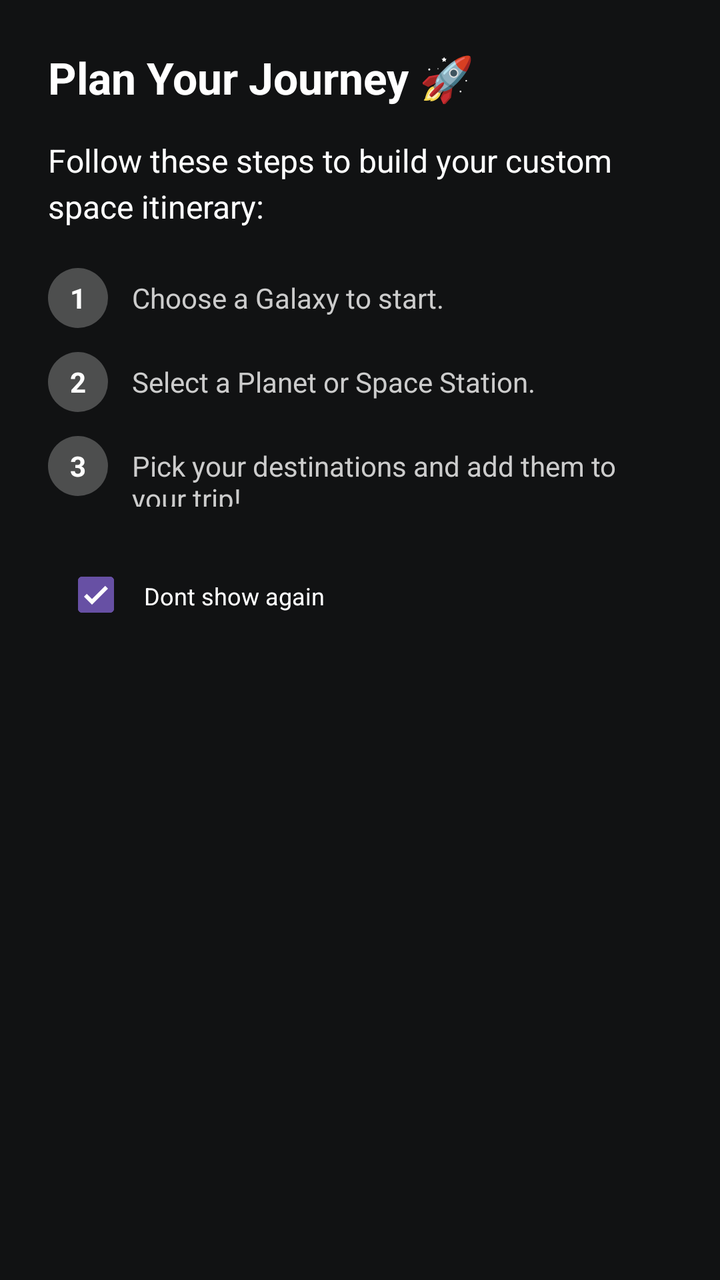
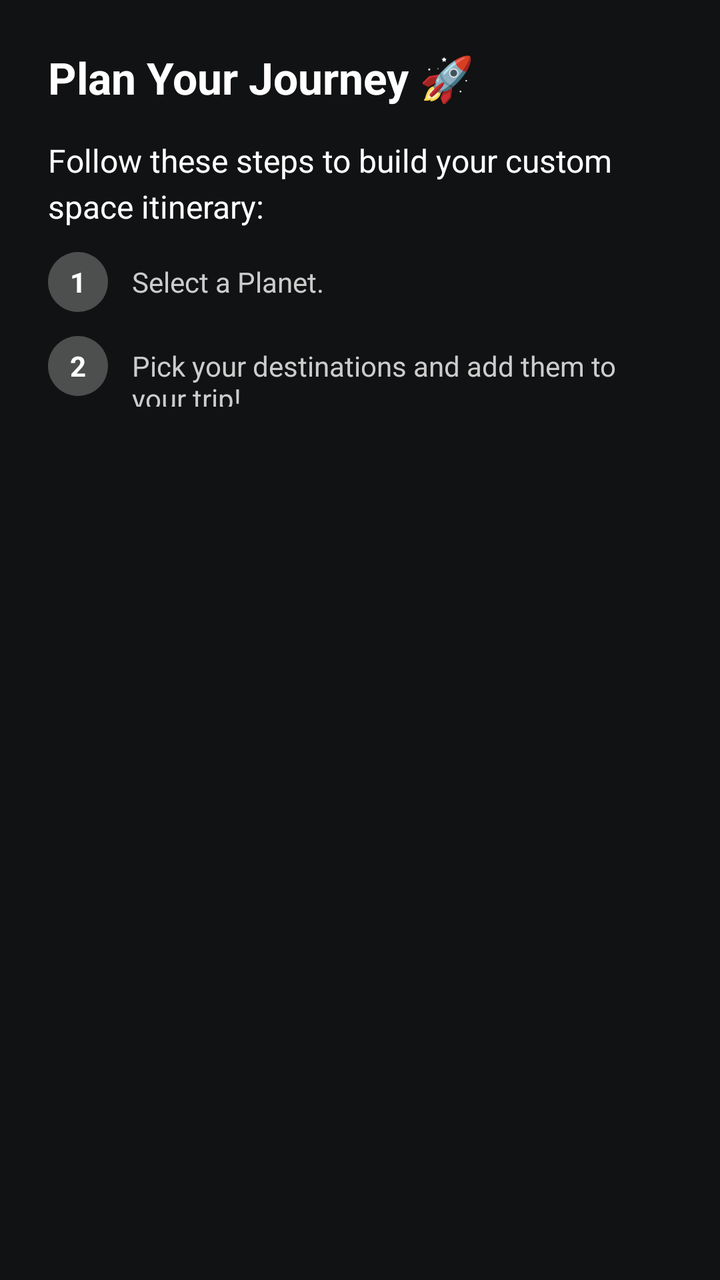

Screens rendered from an Android XML layout before and after an edit, with the pre-edit source and the edit as a unified diff.
<!-- AndroidManifest.xml: application theme Theme.SpaceAdvisor -->
<!-- res/layout/dialog_trip_explanation.xml -->
<?xml version="1.0" encoding="utf-8"?>
<LinearLayout xmlns:android="http://schemas.android.com/apk/res/android"
    android:layout_width="match_parent"
    android:layout_height="wrap_content"
    android:background="@color/colorBackground"
    android:orientation="vertical"
    android:padding="24dp">

    <TextView
        android:layout_width="wrap_content"
        android:layout_height="wrap_content"
        android:text="Plan Your Journey 🚀"
        android:textColor="@color/white"
        android:textSize="22sp"
        android:textStyle="bold" />

    <TextView
        android:layout_width="match_parent"
        android:layout_height="wrap_content"
        android:layout_marginTop="16dp"
        android:lineSpacingExtra="4dp"
        android:text="Follow these steps to build your custom space itinerary:"
        android:textColor="@color/white"
        android:textSize="16sp" />

    <LinearLayout
        android:layout_width="match_parent"
        android:layout_height="wrap_content"
        android:layout_marginTop="20dp"
        android:orientation="horizontal">

        <TextView
            android:layout_width="30dp"
            android:layout_height="30dp"
            android:background="@drawable/label_background"
            android:gravity="center"
            android:text="1"
            android:textColor="@color/white"
            android:textStyle="bold" />

        <TextView
            android:layout_width="wrap_content"
            android:layout_height="wrap_content"
            android:layout_marginStart="12dp"
            android:text="Choose a Galaxy to start."
            android:textColor="#CCCCCC"
            android:textSize="14sp" />
    </LinearLayout>

    <LinearLayout
        android:layout_width="match_parent"
        android:layout_height="wrap_content"
        android:layout_marginTop="12dp"
        android:orientation="horizontal">

        <TextView
            android:layout_width="30dp"
            android:layout_height="30dp"
            android:background="@drawable/label_background"
            android:gravity="center"
            android:text="2"
            android:textColor="@color/white"
            android:textStyle="bold" />

        <TextView
            android:layout_width="wrap_content"
            android:layout_height="wrap_content"
            android:layout_marginStart="12dp"
            android:text="Select a Planet or Space Station."
            android:textColor="#CCCCCC"
            android:textSize="14sp" />
    </LinearLayout>

    <LinearLayout
        android:layout_width="match_parent"
        android:layout_height="wrap_content"
        android:layout_marginTop="12dp"
        android:orientation="horizontal">

        <TextView
            android:layout_width="30dp"
            android:layout_height="30dp"
            android:background="@drawable/label_background"
            android:gravity="center"
            android:text="3"
            android:textColor="@color/white"
            android:textStyle="bold" />

        <TextView
            android:layout_width="wrap_content"
            android:layout_height="wrap_content"
            android:layout_marginStart="12dp"
            android:text="Pick your destinations and add them to your trip!"
            android:textColor="#CCCCCC"
            android:textSize="14sp" />
    </LinearLayout>

    <LinearLayout
        android:layout_width="wrap_content"
        android:layout_height="wrap_content"
        android:layout_gravity=""
        android:layout_marginTop="20dp"
        android:orientation="horizontal">

        <CheckBox
            android:id="@+id/checkbox"
            android:layout_width="wrap_content"
            android:layout_height="wrap_content"
            android:checked="true" />

        <CheckedTextView
            android:layout_width="wrap_content"
            android:layout_height="wrap_content"
            android:text="Dont show again"
            android:textColor="@color/white"
            android:textSize="12sp" />


    </LinearLayout>

</LinearLayout>
<!-- resources referenced by this layout -->
<resources>
  <color name="colorBackground">@color/deep_black</color>
  <color name="white">#FFFFFFFF</color>
  <!-- drawable label_background (drawable) -->
  <?xml version="1.0" encoding="utf-8"?>
  <shape xmlns:android="http://schemas.android.com/apk/res/android">
      <solid android:color="#40FFFFFF" />
      <corners android:radius="16dp" />
  </shape>
  <style name="Theme.SpaceAdvisor" parent="Base.Theme.SpaceAdvisor" />
  <color name="deep_black">#111213</color>
  <style name="Base.Theme.SpaceAdvisor" parent="Theme.Material3.DayNight.NoActionBar">
          
      </style>
</resources>

<!-- the commit's change to res/layout/dialog_trip_explanation.xml (unified diff, before → after) -->
@@ -23,10 +23,12 @@
         android:textColor="@color/white"
         android:textSize="16sp" />
 
+
+
     <LinearLayout
         android:layout_width="match_parent"
         android:layout_height="wrap_content"
-        android:layout_marginTop="20dp"
+        android:layout_marginTop="12dp"
         android:orientation="horizontal">
 
         <TextView
@@ -42,7 +44,7 @@
             android:layout_width="wrap_content"
             android:layout_height="wrap_content"
             android:layout_marginStart="12dp"
-            android:text="Choose a Galaxy to start."
+            android:text="Select a Planet."
             android:textColor="#CCCCCC"
             android:textSize="14sp" />
     </LinearLayout>
@@ -66,56 +68,9 @@
             android:layout_width="wrap_content"
             android:layout_height="wrap_content"
             android:layout_marginStart="12dp"
-            android:text="Select a Planet or Space Station."
-            android:textColor="#CCCCCC"
-            android:textSize="14sp" />
-    </LinearLayout>
-
-    <LinearLayout
-        android:layout_width="match_parent"
-        android:layout_height="wrap_content"
-        android:layout_marginTop="12dp"
-        android:orientation="horizontal">
-
-        <TextView
-            android:layout_width="30dp"
-            android:layout_height="30dp"
-            android:background="@drawable/label_background"
-            android:gravity="center"
-            android:text="3"
-            android:textColor="@color/white"
-            android:textStyle="bold" />
-
-        <TextView
-            android:layout_width="wrap_content"
-            android:layout_height="wrap_content"
-            android:layout_marginStart="12dp"
             android:text="Pick your destinations and add them to your trip!"
             android:textColor="#CCCCCC"
             android:textSize="14sp" />
     </LinearLayout>
 
-    <LinearLayout
-        android:layout_width="wrap_content"
-        android:layout_height="wrap_content"
-        android:layout_gravity=""
-        android:layout_marginTop="20dp"
-        android:orientation="horizontal">
-
-        <CheckBox
-            android:id="@+id/checkbox"
-            android:layout_width="wrap_content"
-            android:layout_height="wrap_content"
-            android:checked="true" />
-
-        <CheckedTextView
-            android:layout_width="wrap_content"
-            android:layout_height="wrap_content"
-            android:text="Dont show again"
-            android:textColor="@color/white"
-            android:textSize="12sp" />
-
-
-    </LinearLayout>
-
 </LinearLayout>
